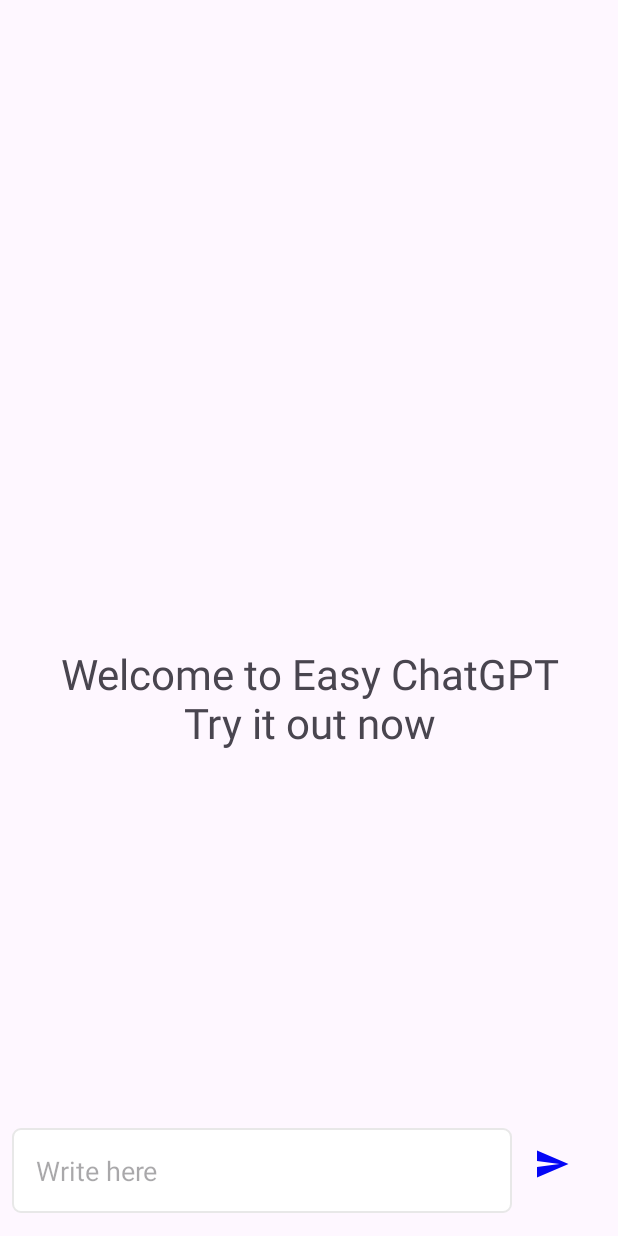
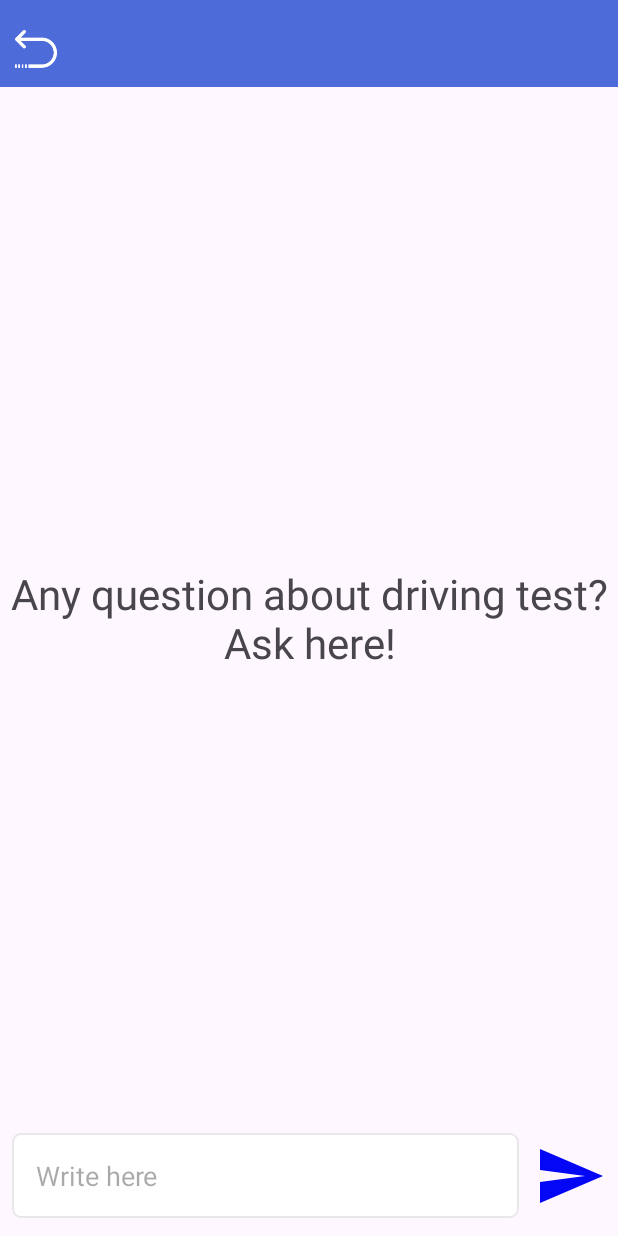
Before and after one commit to Andyzhang222/nova-scotia-written-driving-test, an Android app: the AIchatActivity screen opened directly, with no data from a screen before it, on a phone screen of 412 x 824 dp. Run offline under Robolectric (Android 15) with nearby library versions, the light colour scheme and no system bars.

Commit message:
Fix AI chat bug

```diff
--- a/app/src/main/java/com/example/novascotiawrittendrivingtest/AIchatActivity.kt
+++ b/app/src/main/java/com/example/novascotiawrittendrivingtest/AIchatActivity.kt
@@ -1,9 +1,11 @@
 package com.example.novascotiawrittendrivingtest
 
+import android.content.Intent
 import android.os.Bundle
 import android.view.View
 import android.widget.EditText
 import android.widget.ImageButton
+import android.widget.ImageView
 import android.widget.TextView
 import androidx.appcompat.app.AppCompatActivity
 import androidx.recyclerview.widget.LinearLayoutManager
@@ -22,6 +24,7 @@
     private lateinit var welcomeTextView: TextView
     private lateinit var messageEditText: EditText
     private lateinit var sendButton: ImageButton
+    private lateinit var backButton: ImageView
     private val messageList = mutableListOf<Message>()
     private lateinit var messageAdapter: ChatAdapter
 
@@ -33,6 +36,8 @@
         welcomeTextView = findViewById(R.id.welcome_text)
         messageEditText = findViewById(R.id.message_edit_text)
         sendButton = findViewById(R.id.send_btn)
+        backButton = findViewById(R.id.backButton)
+
 
         // Setup recycler view
         messageAdapter = ChatAdapter(messageList)
@@ -40,11 +45,15 @@
         recyclerView.layoutManager = LinearLayoutManager(this).apply { stackFromEnd = true }
 
         sendButton.setOnClickListener {
-            val question = messageEditText.text.toString().trim()
-            addToChat(question, "User")
+            val question = messageEditText.text.toString()
+            addToChat(question, "user")
             messageEditText.text.clear()
             callAPI(question)
             welcomeTextView.visibility = View.GONE
+        }
+
+        backButton.setOnClickListener{
+            navigateToMain()
         }
     }
 
@@ -63,12 +72,12 @@
 
     private fun callAPI(question: String) {
         // okhttp
-        messageList.add(Message("Typing... ", "assistant"))
+        messageList.add(Message("assistant ", "Typing... "))
 
         // Create Retrofit instance to call the API
         val retrofit = ClientBuilder.buildService(OpenAIInterface::class.java)
 
-        val messageForSystemRole = Message("system", "You are a helpful assistant for drive license test. You can ask me any questions about the test.")
+        val messageForSystemRole = Message("system", "You are a helpful assistant for drive license test. You can answer questions about driving license test.")
         val messageForQuestion = Message("user", question)
 
         val sendMessageList : List<Message> = listOf(messageForSystemRole, messageForQuestion)
@@ -109,4 +118,10 @@
                 }
             })
     }
+
+    private fun navigateToMain() {
+        val intent = Intent(this, MainActivity::class.java)
+        // Add other extras as needed
+        startActivity(intent)
+    }
 }
--- a/app/src/main/res/drawable/baseline_send_24.xml
+++ b/app/src/main/res/drawable/baseline_send_24.xml
@@ -1,5 +1,5 @@
-<vector android:autoMirrored="true" android:height="24dp"
+<vector android:autoMirrored="true" android:height="48dp"
     android:tint="#0406F6" android:viewportHeight="24"
-    android:viewportWidth="24" android:width="24dp" xmlns:android="http://schemas.android.com/apk/res/android">
+    android:viewportWidth="24" android:width="48dp" xmlns:android="http://schemas.android.com/apk/res/android">
     <path android:fillColor="@android:color/white" android:pathData="M2.01,21L23,12 2.01,3 2,10l15,2 -15,2z"/>
 </vector>
--- a/app/src/main/res/layout/activity_aichat.xml
+++ b/app/src/main/res/layout/activity_aichat.xml
@@ -1,70 +1,78 @@
 <?xml version="1.0" encoding="utf-8"?>
-<androidx.constraintlayout.widget.ConstraintLayout xmlns:android="http://schemas.android.com/apk/res/android"
+<RelativeLayout xmlns:android="http://schemas.android.com/apk/res/android"
     xmlns:app="http://schemas.android.com/apk/res-auto"
     xmlns:tools="http://schemas.android.com/tools"
     android:layout_width="match_parent"
     android:layout_height="match_parent"
-    tools:context=".AIchatActivity">
+    tools:context=".MainActivity">
+
+    <FrameLayout
+        android:id="@+id/topBar"
+        android:layout_width="match_parent"
+        android:layout_height="wrap_content"
+        android:paddingTop="10dp"
+        android:background="#4D6BD9"
+        android:layout_alignParentTop="true">
+
+        <ImageView
+            android:id="@+id/backButton"
+            android:layout_width="48dp"
+            android:layout_height="48dp"
+            android:background="@android:color/transparent"
+            android:contentDescription="@string/back"
+            android:padding="10dp"
+            android:scaleType="centerInside"
+            app:srcCompat="@drawable/re_btn"
+            android:layout_gravity="start|center_vertical" />
+    </FrameLayout>
 
     <androidx.recyclerview.widget.RecyclerView
+        android:layout_width="match_parent"
+        android:layout_height="match_parent"
         android:id="@+id/recycler_view"
+        android:layout_below="@+id/topBar"
+        android:layout_above="@id/bottom_layout"
+        />
+
+    <TextView
+        android:id="@+id/welcome_text"
         android:layout_width="match_parent"
         android:layout_height="wrap_content"
-        android:layout_above="@id/bottom_layout"
-        app:layout_constraintBottom_toTopOf="@+id/bottom_layout"
-        app:layout_constraintEnd_toEndOf="parent"
-        app:layout_constraintHorizontal_bias="0.0"
-        app:layout_constraintStart_toStartOf="parent"
-        app:layout_constraintTop_toTopOf="parent"
-        app:layout_constraintVertical_bias="0.251" />
+        android:layout_centerInParent="true"
+        android:gravity="center"
+        android:text="Any question about driving test? Ask here!"
+        android:textSize="28dp" />
 
     <RelativeLayout
-        android:id="@+id/bottom_layout"
         android:layout_width="match_parent"
         android:layout_height="80dp"
         android:layout_alignParentBottom="true"
         android:padding="8dp"
-        app:layout_constraintBottom_toBottomOf="parent"
-        app:layout_constraintEnd_toEndOf="parent"
-        app:layout_constraintStart_toStartOf="parent">
+        android:id="@+id/bottom_layout">
+
+        <EditText
+            android:id="@+id/message_edit_text"
+            android:layout_width="match_parent"
+            android:layout_height="wrap_content"
+            android:layout_centerInParent="true"
+            android:layout_toLeftOf="@id/send_btn"
+            android:background="@drawable/default_option_border_bg"
+            android:hint="Write here "
+            android:padding="16dp" />
 
         <ImageButton
             android:id="@+id/send_btn"
             android:layout_width="48dp"
             android:layout_height="48dp"
             android:layout_alignParentEnd="true"
-            android:layout_centerHorizontal="true"
+            android:layout_centerInParent="true"
             android:layout_marginStart="10dp"
-            android:layout_marginEnd="12dp"
-            android:width="48dp"
-
-            android:height="48dp"
             android:background="?attr/selectableItemBackgroundBorderless"
             android:contentDescription="Send"
             android:padding="8dp"
             android:src="@drawable/baseline_send_24" />
 
-        <EditText
-            android:id="@+id/message_edit_text"
-            android:layout_width="333dp"
-            android:layout_height="wrap_content"
-            android:background="@drawable/default_option_border_bg"
-            android:hint="Write here "
-            android:padding="16dp" />
 
     </RelativeLayout>
 
-    <TextView
-        android:id="@+id/welcome_text"
-        android:layout_width="match_parent"
-        android:layout_height="wrap_content"
-        android:gravity="center"
-        android:text="Welcome to Easy ChatGPT\nTry it out now"
-        android:textSize="28dp"
-        app:layout_constraintBottom_toTopOf="@+id/bottom_layout"
-        app:layout_constraintEnd_toEndOf="parent"
-        app:layout_constraintStart_toStartOf="parent"
-        app:layout_constraintTop_toTopOf="@+id/recycler_view" />
-
-
-</androidx.constraintlayout.widget.ConstraintLayout>
+</RelativeLayout>
```
